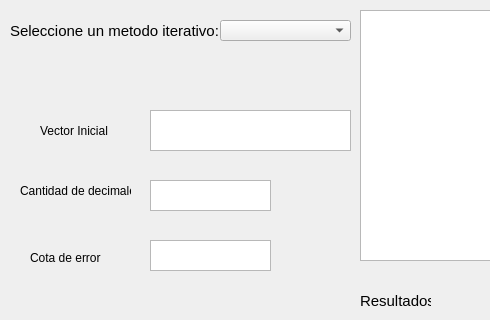
maria-angslz/tp_matesuperior, file IG/VentanaMetodo.ui: the form before one commit; both pictures show x 0 to 490 and y 0 to 320 of the 773 by 469 pixel window.
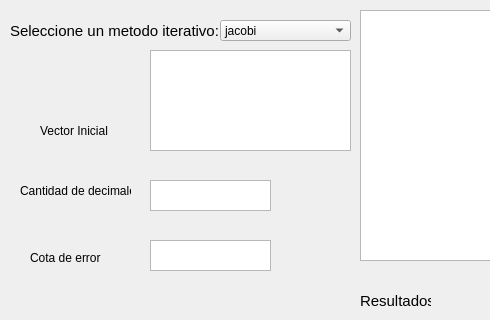
The form after the commit.

The edit to the form file:
```diff
--- a/IG/VentanaMetodo.ui
+++ b/IG/VentanaMetodo.ui
@@ -23,6 +23,16 @@
       <height>21</height>
      </rect>
     </property>
+    <item>
+     <property name="text">
+      <string>jacobi</string>
+     </property>
+    </item>
+    <item>
+     <property name="text">
+      <string>gauss sedel</string>
+     </property>
+    </item>
    </widget>
    <widget class="QLabel" name="label">
     <property name="geometry">
@@ -131,9 +141,9 @@
     <property name="geometry">
      <rect>
       <x>150</x>
-      <y>110</y>
+      <y>50</y>
       <width>201</width>
-      <height>41</height>
+      <height>101</height>
      </rect>
     </property>
    </widget>
```
Left out of the diff: 2 changed lines with no effect on the pictures.
